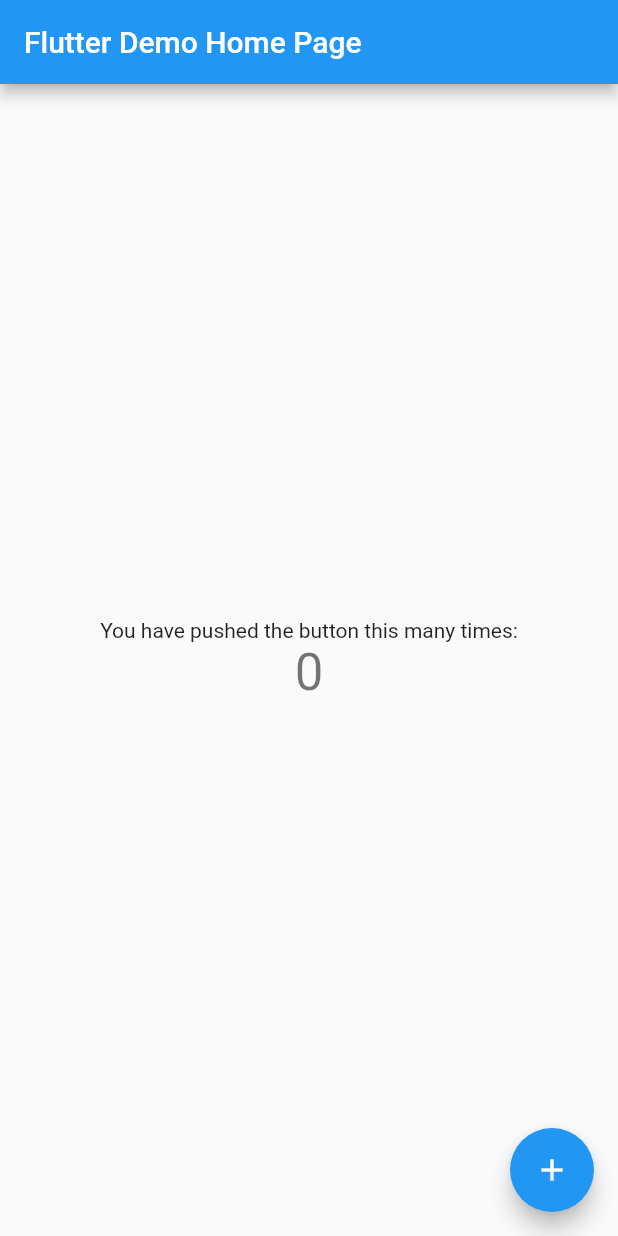
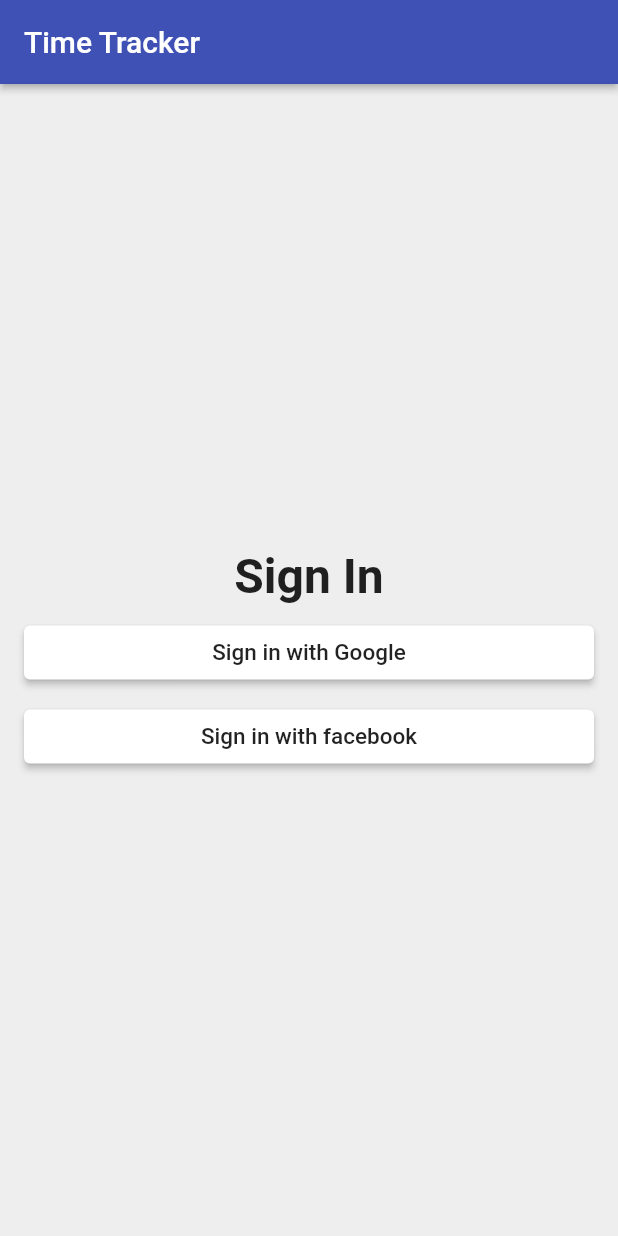
Before and after one commit to tg254/Flutter-layouts, a Flutter app: the screen it shows after launch, on a phone screen of 412 x 824 dp. Run offline on Flutter 3.47's test engine with Material 2 defaults, Android fonts, the phone set to English and light mode, and no system bars.

Commit message:
This is second Commit

```diff
--- /dev/null
+++ b/lib/app/signin/sign_in_page.dart
@@ -0,0 +1,64 @@
+import 'package:flutter/material.dart';
+import 'package:test_layouts/common_widgets/custome_raised_button.dart';
+
+class SignInPage extends StatelessWidget {
+  @override
+  Widget build(BuildContext context) {
+    return Scaffold(
+      appBar: AppBar(
+        title: Text('Time Tracker'),
+        elevation: 2.0,
+      ),
+      body: _buildContent(),
+      backgroundColor: Colors.grey.shade200,
+    );
+  }
+
+  Widget _buildContent() {
+    return Padding(
+      padding: EdgeInsets.all(16.0),
+      child: Column(
+        mainAxisAlignment: MainAxisAlignment.center,
+        crossAxisAlignment: CrossAxisAlignment.stretch,
+        children: <Widget>[
+          Text(
+            'Sign In',
+            textAlign: TextAlign.center,
+            style: TextStyle(fontSize: 32.0, fontWeight: FontWeight.w600),
+          ),
+          SizedBox(height: 8.0),
+          // ignore: deprecated_member_use
+          RaisedButton(
+            child: Text(
+              'Sign in with Google',
+              style: TextStyle(
+                color: Colors.black87,
+                fontSize: 15.0,
+              ),
+            ),
+            color: Colors.white,
+            shape: RoundedRectangleBorder(
+              borderRadius: BorderRadius.all(
+                Radius.circular(4.0),
+              ),
+            ),
+            onPressed: () {},
+          ),
+          SizedBox(height: 8.0),
+          CustomeRaisedButton(
+            child: Text(
+              'Sign in with facebook',
+              style: TextStyle(
+                color: Colors.black87,
+                fontSize: 15.0,
+              ),
+            ),
+            color: Colors.white,
+            borderRadius: 4.0,
+            onPressed: () {},
+          ),
+        ],
+      ),
+    );
+  }
+}
--- /dev/null
+++ b/lib/common_widgets/custome_raised_button.dart
@@ -0,0 +1,28 @@
+import 'package:flutter/material.dart';
+
+class CustomeRaisedButton extends StatelessWidget {
+  CustomeRaisedButton({
+    this.child,
+    this.color,
+    this.borderRadius,
+    this.onPressed,
+  });
+  final Widget child;
+  final Color color;
+  final double borderRadius;
+  final VoidCallback onPressed;
+
+  @override
+  Widget build(BuildContext context) {
+    return RaisedButton(
+      child: child,
+      color: color,
+      shape: RoundedRectangleBorder(
+        borderRadius: BorderRadius.all(
+          Radius.circular(borderRadius),
+        ),
+      ),
+      onPressed: onPressed,
+    );
+  }
+}
--- a/lib/main.dart
+++ b/lib/main.dart
@@ -1,113 +1,19 @@
 import 'package:flutter/material.dart';
+import 'package:test_layouts/app/signin/sign_in_page.dart';
 
 void main() {
   runApp(MyApp());
 }
 
 class MyApp extends StatelessWidget {
-  // This widget is the root of your application.
   @override
   Widget build(BuildContext context) {
     return MaterialApp(
-      title: 'Flutter Demo',
+      title: 'Time Tracker',
       theme: ThemeData(
-        // This is the theme of your application.
-        //
-        // Try running your application with "flutter run". You'll see the
-        // application has a blue toolbar. Then, without quitting the app, try
-        // changing the primarySwatch below to Colors.green and then invoke
-        // "hot reload" (press "r" in the console where you ran "flutter run",
-        // or simply save your changes to "hot reload" in a Flutter IDE).
-        // Notice that the counter didn't reset back to zero; the application
-        // is not restarted.
-        primarySwatch: Colors.blue,
+        primarySwatch: Colors.indigo,
       ),
-      home: MyHomePage(title: 'Flutter Demo Home Page'),
+      home: SignInPage(),
     );
   }
 }
-
-class MyHomePage extends StatefulWidget {
-  MyHomePage({Key key, this.title}) : super(key: key);
-
-  // This widget is the home page of your application. It is stateful, meaning
-  // that it has a State object (defined below) that contains fields that affect
-  // how it looks.
-
-  // This class is the configuration for the state. It holds the values (in this
-  // case the title) provided by the parent (in this case the App widget) and
-  // used by the build method of the State. Fields in a Widget subclass are
-  // always marked "final".
-
-  final String title;
-
-  @override
-  _MyHomePageState createState() => _MyHomePageState();
-}
-
-class _MyHomePageState extends State<MyHomePage> {
-  int _counter = 0;
-
-  void _incrementCounter() {
-    setState(() {
-      // This call to setState tells the Flutter framework that something has
-      // changed in this State, which causes it to rerun the build method below
-      // so that the display can reflect the updated values. If we changed
-      // _counter without calling setState(), then the build method would not be
-      // called again, and so nothing would appear to happen.
-      _counter++;
-    });
-  }
-
-  @override
-  Widget build(BuildContext context) {
-    // This method is rerun every time setState is called, for instance as done
-    // by the _incrementCounter method above.
-    //
-    // The Flutter framework has been optimized to make rerunning build methods
-    // fast, so that you can just rebuild anything that needs updating rather
-    // than having to individually change instances of widgets.
-    return Scaffold(
-      appBar: AppBar(
-        // Here we take the value from the MyHomePage object that was created by
-        // the App.build method, and use it to set our appbar title.
-        title: Text(widget.title),
-      ),
-      body: Center(
-        // Center is a layout widget. It takes a single child and positions it
-        // in the middle of the parent.
-        child: Column(
-          // Column is also a layout widget. It takes a list of children and
-          // arranges them vertically. By default, it sizes itself to fit its
-          // children horizontally, and tries to be as tall as its parent.
-          //
-          // Invoke "debug painting" (press "p" in the console, choose the
-          // "Toggle Debug Paint" action from the Flutter Inspector in Android
-          // Studio, or the "Toggle Debug Paint" command in Visual Studio Code)
-          // to see the wireframe for each widget.
-          //
-          // Column has various properties to control how it sizes itself and
-          // how it positions its children. Here we use mainAxisAlignment to
-          // center the children vertically; the main axis here is the vertical
-          // axis because Columns are vertical (the cross axis would be
-          // horizontal).
-          mainAxisAlignment: MainAxisAlignment.center,
-          children: <Widget>[
-            Text(
-              'You have pushed the button this many times:',
-            ),
-            Text(
-              '$_counter',
-              style: Theme.of(context).textTheme.headline4,
-            ),
-          ],
-        ),
-      ),
-      floatingActionButton: FloatingActionButton(
-        onPressed: _incrementCounter,
-        tooltip: 'Increment',
-        child: Icon(Icons.add),
-      ), // This trailing comma makes auto-formatting nicer for build methods.
-    );
-  }
-}
```
